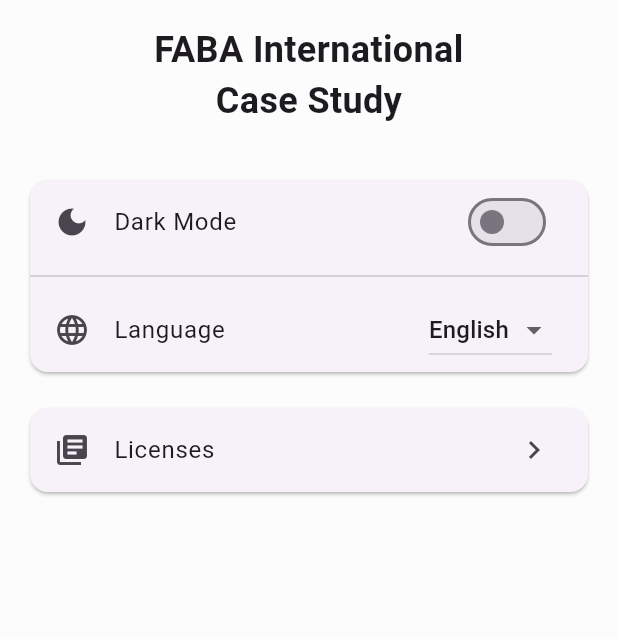
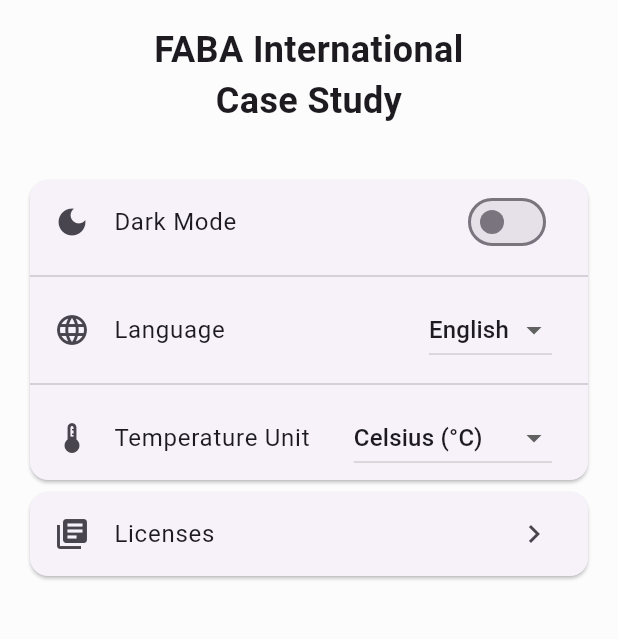
Before and after one commit to mahmuthanb/faba_weather_app, a Flutter app: the SettingsPage screen opened by its route, on a phone screen of 412 x 824 dp, the part 258-897 px from its top. Run offline on Flutter 3.47's test engine with Material 3 defaults, Android fonts, the phone set to English and light mode, and no system bars; our stand-ins replace dio, fluttertoast, freezed_annotation, get_it, go_router, injectable and 2 more; accounts and stored records are empty; generated files the repository leaves out were written again.

Commit message:
TemperatureUniProvider

```diff
--- a/lib/data/services/storage_service.dart
+++ b/lib/data/services/storage_service.dart
@@ -3,6 +3,7 @@ import 'package:shared_preferences/shared_preferences.dart';
 class StorageService {
   static const String themeKey = 'theme_mode';
   static const String languageKey = 'app_language';
+  static const String temperatureUnitKey = 'temperature_unit';
 
   static late final SharedPreferences _prefs;
 
@@ -29,4 +30,13 @@ class StorageService {
   static String getLanguage() {
     return _prefs.getString(languageKey) ?? 'en';
   }
+
+  // Temperature Unit
+  static Future<bool> setTemperatureUnit(String unit) async {
+    return await _prefs.setString(temperatureUnitKey, unit);
+  }
+
+  static String getTemperatureUnit() {
+    return _prefs.getString(temperatureUnitKey) ?? 'metric';
+  }
 }
--- a/lib/presentation/app.dart
+++ b/lib/presentation/app.dart
@@ -1,4 +1,5 @@
 import 'package:faba_weather_app/core/di/locator.dart';
+import 'package:faba_weather_app/presentation/providers/temperature_provider.dart';
 import 'package:faba_weather_app/presentation/screens/home/home_vm.dart';
 import 'package:flutter/material.dart';
 import 'package:faba_weather_app/config/theme.dart';
@@ -18,6 +19,7 @@ class App extends StatelessWidget {
       providers: [
         ChangeNotifierProvider(create: (context) => ThemeProvider()),
         ChangeNotifierProvider(create: (context) => LanguageProvider()),
+        ChangeNotifierProvider(create: (context) => TemperatureProvider()),
         ChangeNotifierProvider(create: (context) => getIt<HomeViewModel>()),
       ],
       child: const MyApp(),
--- /dev/null
+++ b/lib/presentation/providers/temperature_provider.dart
@@ -0,0 +1,22 @@
+import 'package:flutter/material.dart';
+import 'package:faba_weather_app/data/services/storage_service.dart';
+
+enum UnitType { metric, imperial }
+
+class TemperatureProvider with ChangeNotifier {
+  late UnitType _temperatureUnit;
+
+  TemperatureProvider() {
+    _temperatureUnit = UnitType.values.byName(
+      StorageService.getTemperatureUnit(),
+    );
+  }
+
+  UnitType get temperatureUnit => _temperatureUnit;
+
+  void setTemperatureUnit(UnitType unit) {
+    _temperatureUnit = unit;
+    StorageService.setTemperatureUnit(unit.name);
+    notifyListeners();
+  }
+}
--- a/lib/presentation/screens/settings/settings_page.dart
+++ b/lib/presentation/screens/settings/settings_page.dart
@@ -1,6 +1,7 @@
 import 'package:faba_weather_app/core/constants/app_images.dart';
 import 'package:faba_weather_app/core/l10n/app_localizations.dart';
 import 'package:faba_weather_app/presentation/providers/language_provider.dart';
+import 'package:faba_weather_app/presentation/providers/temperature_provider.dart';
 import 'package:faba_weather_app/presentation/providers/theme_provider.dart';
 import 'package:flutter/material.dart';
 import 'package:provider/provider.dart';
@@ -12,6 +13,7 @@ class SettingsPage extends StatelessWidget {
   Widget build(BuildContext context) {
     final themeProvider = context.watch<ThemeProvider>();
     final languageProvider = context.watch<LanguageProvider>();
+    final temperatureProvider = context.watch<TemperatureProvider>();
     final l10n = AppLocalizations.of(context);
 
     return Scaffold(
@@ -59,12 +61,35 @@ class SettingsPage extends StatelessWidget {
                       },
                     ),
                   ),
+                  const Divider(),
+                  ListTile(
+                    leading: const Icon(Icons.thermostat),
+                    title: Text('Temperature Unit'),
+                    trailing: DropdownButton<String>(
+                      value: temperatureProvider.temperatureUnit.name,
+                      items: const [
+                        DropdownMenuItem(
+                          value: 'metric',
+                          child: Text('Celsius (°C)'),
+                        ),
+                        DropdownMenuItem(
+                          value: 'imperial',
+                          child: Text('Fahrenheit (°F)'),
+                        ),
+                      ],
+                      onChanged: (String? value) {
+                        if (value != null) {
+                          temperatureProvider.setTemperatureUnit(
+                            UnitType.values.byName(value),
+                          );
+                        }
+                      },
+                    ),
+                  ),
                 ],
               ),
             ),
-
-            const SizedBox(height: 16),
-
+            Spacer(),
             // Additional Settings
             Card(
               child: Column(
```
